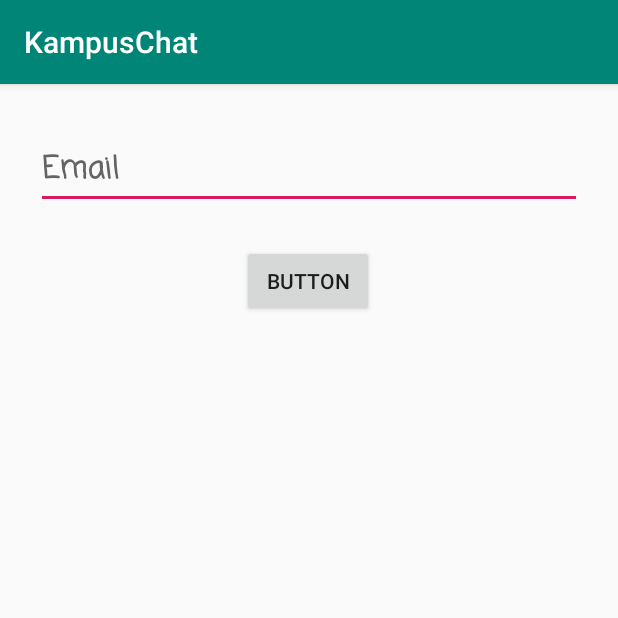
After one commit to kocsburak/KampusChatAnroid, an Android app: the fragment ForgotPassword shown on its own in the app's theme, on a phone screen of 412 x 824 dp, the top half of it. The commit adds this screen. Run offline under Robolectric (Android 15) with nearby library versions, the phone set to English and light mode, and no system bars.

Commit message:
ForgotPassword is added

```diff
--- a/app/src/main/java/com/xva/kampuschat/fragments/RegisterFragment.kt
+++ b/app/src/main/java/com/xva/kampuschat/fragments/RegisterFragment.kt
@@ -176,7 +176,7 @@ class RegisterFragment : Fragment(), View.OnClickListener, Callback<AccessToken>
             activity!!.finish()
 
         } else {
-            Log.e("Body",response.errorBody().toString())
+            Log.e("Body", response.errorBody().toString())
             handleErrors(response.errorBody(), response.code())
         }
     }
@@ -200,7 +200,7 @@ class RegisterFragment : Fragment(), View.OnClickListener, Callback<AccessToken>
                         view!!.editTextEmail.error = getString(R.string.error_email_taken)
                     }
 
-                    Log.e("Key",error.key)
+                    Log.e("Key", error.key)
 
                 }
 
--- a/app/src/main/java/com/xva/kampuschat/interfaces/ApiService.kt
+++ b/app/src/main/java/com/xva/kampuschat/interfaces/ApiService.kt
@@ -38,12 +38,12 @@ interface ApiService {
 
 
     @GET("forgotPassword/{email}")
-    fun forgotPassword()
+    fun sendCode(@Path("email") email: String):Call<String>
 
 
     @POST("updatePassword")
     @FormUrlEncoded
-    fun updatePassword(@Field("email") email: String, @Field("code") code: String, @Field("password") password: String)
+    fun updatePassword(@Field("email") email: String, @Field("code") code: String, @Field("password") password: String):Call<String>
 
 
     @POST("verifyEmail")
--- a/app/src/main/java/com/xva/kampuschat/utils/FragmentHelper.kt
+++ b/app/src/main/java/com/xva/kampuschat/utils/FragmentHelper.kt
@@ -39,6 +39,10 @@ class FragmentHelper {
                     fragmentTransaction.replace(R.id.fragment_place_holder, RegisterFragment())
                 }
 
+                "ForgotPassword" -> {
+                    fragmentTransaction.replace(R.id.fragment_place_holder, ForgotPassword())
+                }
+
             }
 
             fragmentTransaction.commit()
--- /dev/null
+++ b/app/src/main/res/layout/fragment_forgotpassword.xml
@@ -0,0 +1,103 @@
+<?xml version="1.0" encoding="utf-8"?>
+<androidx.constraintlayout.widget.ConstraintLayout xmlns:android="http://schemas.android.com/apk/res/android"
+    xmlns:app="http://schemas.android.com/apk/res-auto"
+    xmlns:tools="http://schemas.android.com/tools"
+    android:layout_width="match_parent"
+    android:layout_height="match_parent">
+
+    <EditText
+        android:id="@+id/editTextEmail"
+        android:layout_width="0dp"
+        android:layout_height="wrap_content"
+        android:layout_marginStart="24dp"
+        android:layout_marginTop="32dp"
+        android:layout_marginEnd="24dp"
+        android:ems="10"
+        android:fontFamily="casual"
+        android:hint="Email"
+        android:inputType="textEmailAddress"
+        android:textSize="20sp"
+        android:textStyle="bold"
+        android:singleLine="true"
+        android:maxLength="100"
+        app:layout_constraintEnd_toEndOf="parent"
+        app:layout_constraintStart_toStartOf="parent"
+        app:layout_constraintTop_toTopOf="parent" />
+
+    <EditText
+        android:id="@+id/editTextCode"
+        android:layout_width="0dp"
+        android:layout_height="wrap_content"
+        android:layout_marginStart="24dp"
+        android:layout_marginTop="16dp"
+        android:layout_marginEnd="24dp"
+        android:ems="10"
+        android:fontFamily="casual"
+        android:hint="Code"
+        android:inputType="textPersonName"
+        android:textSize="20sp"
+        android:textStyle="bold"
+        android:singleLine="true"
+        android:maxLength="8"
+        app:layout_constraintEnd_toEndOf="parent"
+        app:layout_constraintStart_toStartOf="parent"
+        app:layout_constraintTop_toBottomOf="@+id/editTextEmail" />
+
+    <EditText
+        android:id="@+id/editTextPassword"
+        android:layout_width="0dp"
+        android:layout_height="wrap_content"
+        android:layout_marginStart="24dp"
+        android:layout_marginTop="16dp"
+        android:layout_marginEnd="24dp"
+        android:ems="10"
+        android:fontFamily="casual"
+        android:hint="Password"
+        android:inputType="textPassword"
+        android:textSize="20sp"
+        android:textStyle="bold"
+        android:singleLine="true"
+        android:maxLength="10"
+        app:layout_constraintEnd_toEndOf="parent"
+        app:layout_constraintStart_toStartOf="parent"
+        app:layout_constraintTop_toBottomOf="@+id/editTextCode" />
+
+    <EditText
+        android:id="@+id/editTextConfirmPassword"
+        android:layout_width="0dp"
+        android:layout_height="wrap_content"
+        android:layout_marginStart="24dp"
+        android:layout_marginTop="16dp"
+        android:layout_marginEnd="24dp"
+        android:ems="10"
+        android:fontFamily="casual"
+        android:hint="Confirm Password"
+        android:inputType="textPassword"
+        android:textSize="20sp"
+        android:textStyle="bold"
+        android:singleLine="true"
+        android:maxLength="10"
+        app:layout_constraintEnd_toEndOf="parent"
+        app:layout_constraintStart_toStartOf="parent"
+        app:layout_constraintTop_toBottomOf="@+id/editTextPassword" />
+
+    <Button
+        android:id="@+id/buttonDone"
+        android:layout_width="wrap_content"
+        android:layout_height="wrap_content"
+        android:layout_marginStart="24dp"
+        android:layout_marginTop="24dp"
+        android:layout_marginEnd="24dp"
+        android:text="Button"
+        app:layout_constraintEnd_toEndOf="parent"
+        app:layout_constraintHorizontal_bias="0.498"
+        app:layout_constraintStart_toStartOf="parent"
+        app:layout_constraintTop_toBottomOf="@+id/editTextConfirmPassword" />
+
+    <androidx.constraintlayout.widget.Group
+        android:id="@+id/group"
+        android:layout_width="wrap_content"
+        android:layout_height="wrap_content"
+        app:constraint_referenced_ids="editTextCode,editTextPassword,editTextConfirmPassword"
+        android:visibility="gone" />
+</androidx.constraintlayout.widget.ConstraintLayout>
--- a/app/src/main/res/values/strings.xml
+++ b/app/src/main/res/values/strings.xml
@@ -15,5 +15,6 @@
     <string name="error_passwords_not_matched">Passwords are not matched</string>
     <string name="error_select_gender">Select Gender</string>
     <string name="error_select_date_of_birth">Select Date Of Birth</string>
-
+    <string name="error_code_invalid">Code is invalid</string>
+    <string name="error_email_not_found">Email is not found</string>
 </resources>
```
Also changed, not shown: app/src/main/java/com/xva/kampuschat/fragments/ForgotPassword.kt (added, +175 -0 lines), app/src/main/java/com/xva/kampuschat/fragments/LoginFragment.kt (+16 -6 lines), app/src/main/res/layout/fragment_login.xml (+22 -0 lines).
